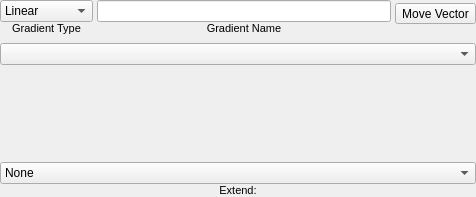
nitramr/scribus, file scribus/ui/colorpickermodeeditor.ui: the form before one commit.
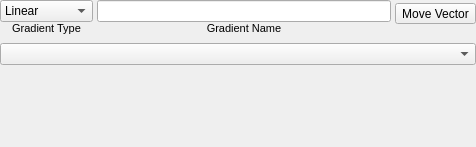
The form after the commit. Custom widgets are drawn as their Qt base class.

Patch:
```diff
--- a/scribus/ui/colorpickermodeeditor.ui
+++ b/scribus/ui/colorpickermodeeditor.ui
@@ -7,7 +7,7 @@
     <x>0</x>
     <y>0</y>
     <width>380</width>
-    <height>197</height>
+    <height>147</height>
    </rect>
   </property>
   <property name="maximumSize">
@@ -224,46 +224,6 @@
              </property>
             </widget>
            </item>
-           <item>
-            <layout class="QHBoxLayout" name="horizontalLayout_10">
-             <item>
-              <layout class="QVBoxLayout" name="verticalLayout_26">
-               <property name="spacing">
-                <number>0</number>
-               </property>
-               <item>
-                <widget class="QComboBox" name="gradientExtend">
-                 <item>
-                  <property name="text">
-                   <string>None</string>
-                  </property>
-                 </item>
-                 <item>
-                  <property name="text">
-                   <string>Pad</string>
-                  </property>
-                 </item>
-                </widget>
-               </item>
-               <item>
-                <widget class="QLabel" name="gradientExtendLabel">
-                 <property name="font">
-                  <font>
-                   <pointsize>8</pointsize>
-                  </font>
-                 </property>
-                 <property name="text">
-                  <string>Extend:</string>
-                 </property>
-                 <property name="alignment">
-                  <set>Qt::AlignCenter</set>
-                 </property>
-                </widget>
-               </item>
-              </layout>
-             </item>
-            </layout>
-           </item>
           </layout>
          </widget>
          <widget class="QWidget" name="fourPointGradientPage">
```
